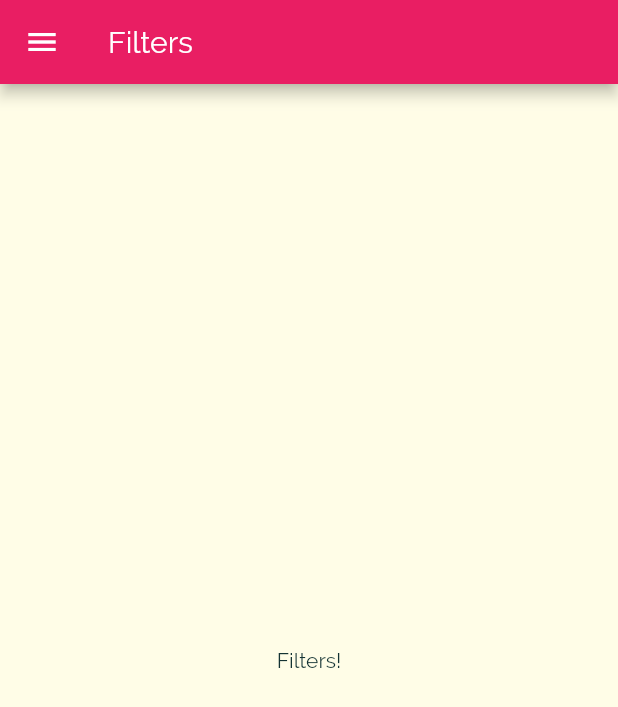
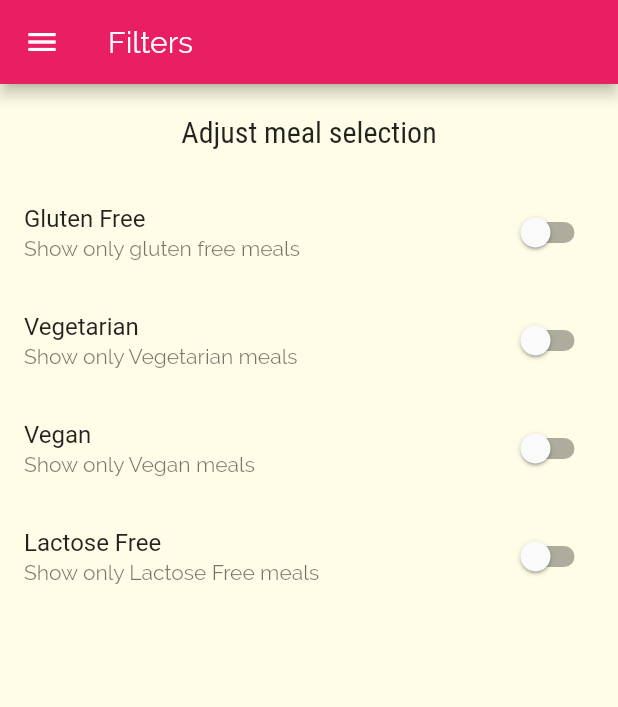
Before and after one commit to YuckiestPenguin/flutter_meals_app, a Flutter app: the FiltersScreen screen opened by its route, on a phone screen of 412 x 824 dp. Shown: the top 707 px of the screen. Run offline on Flutter 3.47's test engine with Material 2 defaults, Android fonts, the phone set to English and light mode, and no system bars.

Commit message:
added filter switches

```diff
--- a/lib/screens/filters_screen.dart
+++ b/lib/screens/filters_screen.dart
@@ -1,8 +1,29 @@
 import 'package:flutter/material.dart';
 import '../widgets/main_drawer.dart';
 
-class FiltersScreen extends StatelessWidget {
+class FiltersScreen extends StatefulWidget {
   static const routeName = '/filters';
+
+  @override
+  _FiltersScreenState createState() => _FiltersScreenState();
+}
+
+class _FiltersScreenState extends State<FiltersScreen> {
+  bool _glutenFree = false;
+  bool _vegetarian = false;
+  bool _vegan = false;
+  bool _lactoseFree = false;
+
+  Widget _buildSwitchListTile(
+      String title, String subtitle, bool currentValue, Function updateValue) {
+    return SwitchListTile(
+      title: Text(title),
+      value: currentValue,
+      subtitle: Text(subtitle),
+      onChanged: updateValue,
+    );
+  }
+
   @override
   Widget build(BuildContext context) {
     return Scaffold(
@@ -10,8 +31,48 @@ class FiltersScreen extends StatelessWidget {
           title: Text('Filters'),
         ),
         drawer: MainDrawer(),
-        body: Center(
-          child: Text('Filters!'),
+        body: Column(
+          children: <Widget>[
+            Container(
+              padding: EdgeInsets.all(20),
+              child: Text(
+                'Adjust meal selection',
+                style: Theme.of(context).textTheme.title,
+              ),
+            ),
+            Expanded(
+              child: ListView(
+                children: <Widget>[
+                  _buildSwitchListTile(
+                      'Gluten Free', 'Show only gluten free meals', _glutenFree,
+                      (newValue) {
+                    setState(() {
+                      _glutenFree = newValue;
+                    });
+                  }),
+                  _buildSwitchListTile(
+                      'Vegetarian', 'Show only Vegetarian meals', _vegetarian,
+                      (newValue) {
+                    setState(() {
+                      _vegetarian = newValue;
+                    });
+                  }),
+                  _buildSwitchListTile('Vegan', 'Show only Vegan meals', _vegan,
+                      (newValue) {
+                    setState(() {
+                      _vegan = newValue;
+                    });
+                  }),
+                  _buildSwitchListTile('Lactose Free',
+                      'Show only Lactose Free meals', _lactoseFree, (newValue) {
+                    setState(() {
+                      _lactoseFree = newValue;
+                    });
+                  }),
+                ],
+              ),
+            )
+          ],
         ));
   }
 }
```
